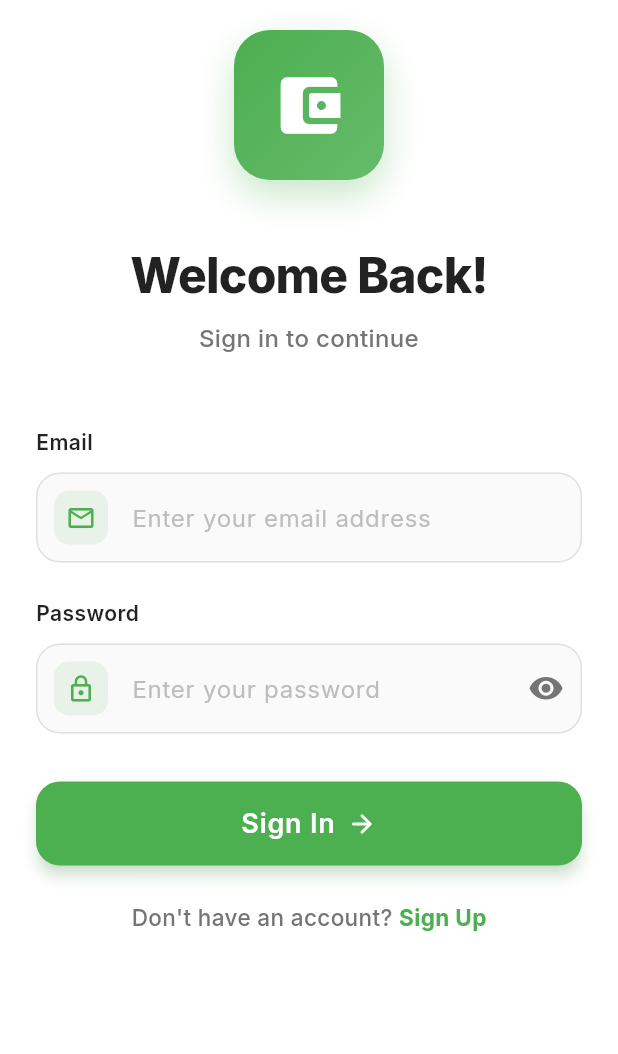
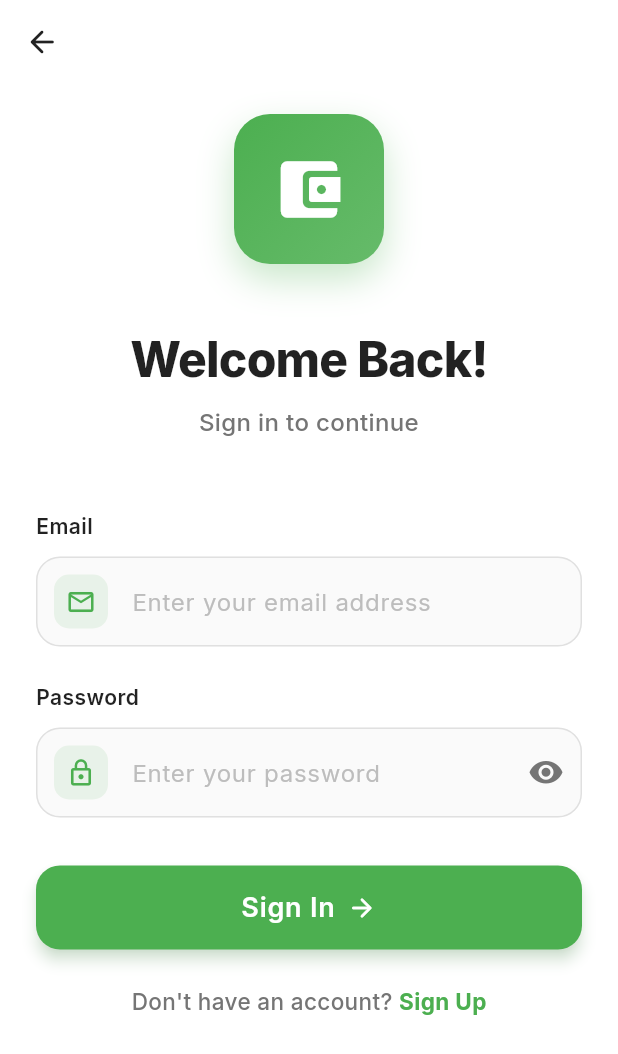
Before and after one commit to SingasonSimon/PFT, a Flutter app: the screen it shows after launch, scrolled down 576 dp, after a tap on "Get Started", on a phone screen of 412 x 824 dp. Shown: the top 1054 px of the screen. Run offline on Flutter 3.47's test engine with Material 3 defaults, Android fonts, the phone set to English and light mode, and no system bars; our stand-ins replace cloud_firestore, firebase_auth, firebase_core, fl_chart, flutter_local_notifications, fluttertoast and 7 more; missing offline and left inert: flutter_pin_code_fields; accounts and stored records are empty.

Commit message:
Enhance Login and Welcome screens with improved navigation and UI elements. Add a back button to the AppBar in the Login screen for better user experience. Update navigation logic in the Welcome screen to use push instead of pushReplacement, ensuring smoother transitions between screens.

```diff
--- a/lib/screens/login_screen.dart
+++ b/lib/screens/login_screen.dart
@@ -134,6 +134,14 @@ class _LoginScreenState extends State<LoginScreen> with SingleTickerProviderStat
 
     return Scaffold(
       backgroundColor: Colors.white,
+      appBar: AppBar(
+        backgroundColor: Colors.white,
+        elevation: 0,
+        leading: IconButton(
+          icon: const Icon(Icons.arrow_back_rounded, color: Colors.black87),
+          onPressed: () => Navigator.of(context).pop(),
+        ),
+      ),
       body: SafeArea(
           child: SingleChildScrollView(
             padding: const EdgeInsets.symmetric(horizontal: 24.0),
--- a/lib/screens/welcome_screen.dart
+++ b/lib/screens/welcome_screen.dart
@@ -108,7 +108,7 @@ class _WelcomeScreenState extends State<WelcomeScreen> with TickerProviderStateM
     final hasSeenWelcome = prefs.getBool('hasSeenWelcome') ?? false;
 
     if (hasSeenWelcome && mounted) {
-      Navigator.of(context).pushReplacement(
+      Navigator.of(context).push(
         MaterialPageRoute(builder: (context) => const LoginScreen()),
       );
     }
@@ -119,7 +119,7 @@ class _WelcomeScreenState extends State<WelcomeScreen> with TickerProviderStateM
     await prefs.setBool('hasSeenWelcome', true);
 
     if (mounted) {
-      Navigator.of(context).pushReplacement(
+      Navigator.of(context).push(
         MaterialPageRoute(builder: (context) => const LoginScreen()),
       );
     }
```
Lines whose indentation alone changed are shown as unchanged.
